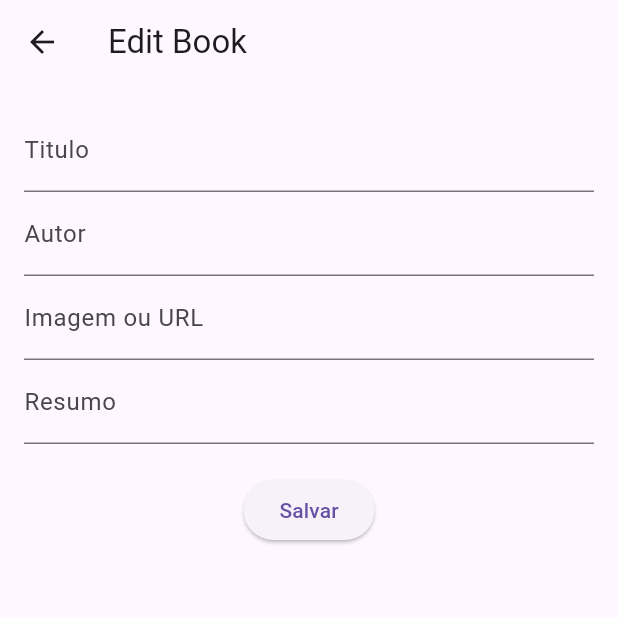
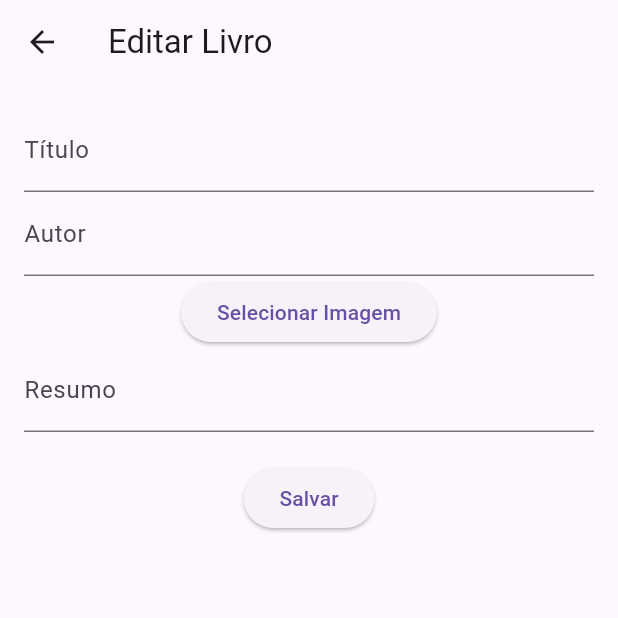
Before and after one commit to srlukk/app2, a Flutter app: the DetailsPage screen opened directly with empty values, after a tap on the "edit" icon, on a phone screen of 412 x 824 dp, the top half of it. Run offline on Flutter 3.47's test engine with Material 3 defaults, Android fonts, the phone set to English and light mode, and no system bars; our stand-ins replace image_picker, sqflite; accounts and stored records are empty.

Commit message:
projeto final

```diff
--- a/lib/details/details_page.dart
+++ b/lib/details/details_page.dart
@@ -8,6 +8,7 @@ class DetailsPage extends StatefulWidget {
   final String image;
   final String resume;
   final VoidCallback onDelete;
+  final Function(String, String, String, String) onEdit;
 
   const DetailsPage({
     super.key,
@@ -16,7 +17,7 @@ class DetailsPage extends StatefulWidget {
     required this.image,
     required this.resume,
     required this.onDelete,
-    required Null Function(dynamic newTitle, dynamic newAuthor, dynamic newImage, dynamic newResume) onEdit,
+    required this.onEdit,
   });
 
   @override
@@ -46,6 +47,9 @@ class _DetailsPageState extends State<DetailsPage> {
       image = newImage;
       resume = newResume;
     });
+
+    // chama a função de edição passada
+    widget.onEdit(newTitle, newAuthor, newImage, newResume);
   }
 
   @override
@@ -56,41 +60,46 @@ class _DetailsPageState extends State<DetailsPage> {
         backgroundColor: Colors.blue[100],
         actions: [
           IconButton(
-            icon: Icon(Icons.edit),
+            icon: const Icon(Icons.edit),
             onPressed: () {
-              // Navega para a página de edição
-              Navigator.of(context).push(
+              //navega para a página de edição
+              Navigator.of(context)
+                  .push(
                 MaterialPageRoute(
                   builder: (context) => EditBookPage(
                     title: title,
                     author: author,
                     image: image,
                     resume: resume,
-                    onEdit: _editBook, // Passa a função de edição
+                    onEdit: _editBook, //passa a função de editar
                   ),
                 ),
-              );
+              )
+                  .then((_) {
+                //atualiza a tela ao voltar, se necessário
+                // Por exemplo, pode-se chamar _loadBooks aqui se estiver na HomePage
+              });
             },
           ),
           IconButton(
-            icon: Icon(Icons.delete),
+            icon: const Icon(Icons.delete),
             onPressed: () {
               // Confirmação para excluir o livro
               showDialog(
                 context: context,
                 builder: (BuildContext context) {
                   return AlertDialog(
-                    title: Text("Excluir Livro"),
-                    content: Text("Deseja excluir o livro?"),
+                    title: const Text("Excluir Livro"),
+                    content: const Text("Deseja excluir o livro?"),
                     actions: [
                       TextButton(
-                        child: Text("Cancelar"),
+                        child: const Text("Cancelar"),
                         onPressed: () {
                           Navigator.of(context).pop(); // Fecha o diálogo
                         },
                       ),
                       TextButton(
-                        child: Text("Sim"),
+                        child: const Text("Sim"),
                         onPressed: () {
                           widget.onDelete(); // Função deletar
                           Navigator.of(context)
@@ -134,41 +143,44 @@ class _DetailsPageState extends State<DetailsPage> {
                             width: 200,
                           ),
               ),
-              SizedBox(height: 10),
+              const SizedBox(height: 10),
               Padding(
-                padding: EdgeInsets.symmetric(horizontal: 50),
+                padding: const EdgeInsets.symmetric(horizontal: 50),
                 child: Text(
                   title,
-                  style: TextStyle(fontSize: 20, fontWeight: FontWeight.w700),
+                  style: const TextStyle(
+                      fontSize: 20, fontWeight: FontWeight.w700),
                   textAlign: TextAlign.center,
                 ),
               ),
-              SizedBox(height: 10),
+              const SizedBox(height: 10),
               Padding(
-                padding: EdgeInsets.symmetric(horizontal: 60),
+                padding: const EdgeInsets.symmetric(horizontal: 60),
                 child: Text(
                   author,
-                  style: TextStyle(fontSize: 15, fontWeight: FontWeight.w400),
+                  style: const TextStyle(
+                      fontSize: 15, fontWeight: FontWeight.w400),
                   maxLines: 1,
                   textAlign: TextAlign.center,
                 ),
               ),
-              SizedBox(height: 10),
+              const SizedBox(height: 10),
               Padding(
-                padding: EdgeInsets.symmetric(horizontal: 50),
+                padding: const EdgeInsets.symmetric(horizontal: 50),
                 child: Text(
                   'Resumo:',
-                  style: TextStyle(fontSize: 22, fontWeight: FontWeight.w700),
+                  style: const TextStyle(
+                      fontSize: 22, fontWeight: FontWeight.w700),
                 ),
               ),
-              SizedBox(height: 10),
+              const SizedBox(height: 10),
               Padding(
-                padding: EdgeInsets.symmetric(horizontal: 16),
+                padding: const EdgeInsets.symmetric(horizontal: 16),
                 child: Container(
                   width: double.infinity,
                   child: Text(
                     resume,
-                    style: TextStyle(fontSize: 18),
+                    style: const TextStyle(fontSize: 18),
                     textAlign: TextAlign.center,
                   ),
                 ),
--- a/lib/edit/edit_book/edit_book_page.dart
+++ b/lib/edit/edit_book/edit_book_page.dart
@@ -1,4 +1,7 @@
+import 'dart:io';
+
 import 'package:flutter/material.dart';
+import 'package:image_picker/image_picker.dart';
 
 class EditBookPage extends StatefulWidget {
   final String title;
@@ -26,6 +29,9 @@ class _EditBookPageState extends State<EditBookPage> {
   final TextEditingController imageController = TextEditingController();
   final TextEditingController resumeController = TextEditingController();
 
+  final ImagePicker _picker = ImagePicker(); // Instância do ImagePicker
+  File? _selectedImage; // Para armazenar a imagem selecionada
+
   @override
   void initState() {
     super.initState();
@@ -35,11 +41,22 @@ class _EditBookPageState extends State<EditBookPage> {
     resumeController.text = widget.resume;
   }
 
+  Future<void> _pickImage() async {
+    final pickedFile = await _picker.pickImage(source: ImageSource.gallery);
+    if (pickedFile != null) {
+      setState(() {
+        _selectedImage = File(pickedFile.path); // Armazena a imagem selecionada
+        imageController.text =
+            pickedFile.path; // Atualiza o controlador de texto
+      });
+    }
+  }
+
   @override
   Widget build(BuildContext context) {
     return Scaffold(
       appBar: AppBar(
-        title: const Text('Edit Book'),
+        title: const Text('Editar Livro'),
       ),
       body: Padding(
         padding: const EdgeInsets.all(16.0),
@@ -47,16 +64,23 @@ class _EditBookPageState extends State<EditBookPage> {
           children: [
             TextField(
               controller: titleController,
-              decoration: const InputDecoration(labelText: 'Titulo'),
+              decoration: const InputDecoration(labelText: 'Título'),
             ),
             TextField(
               controller: authorController,
               decoration: const InputDecoration(labelText: 'Autor'),
             ),
-            TextField(
-              controller: imageController,
-              decoration: const InputDecoration(labelText: 'Imagem ou URL'),
+            ElevatedButton(
+              onPressed: _pickImage, // Chama o método para selecionar imagem
+              child: const Text('Selecionar Imagem'),
             ),
+            if (_selectedImage != null) // Exibe a imagem selecionada
+              Image.file(
+                _selectedImage!,
+                height: 100,
+                width: 100,
+                fit: BoxFit.cover,
+              ),
             TextField(
               controller: resumeController,
               decoration: const InputDecoration(labelText: 'Resumo'),
@@ -64,13 +88,15 @@ class _EditBookPageState extends State<EditBookPage> {
             const SizedBox(height: 20),
             ElevatedButton(
               onPressed: () {
+                // Chama a função de edição
                 widget.onEdit(
                   titleController.text,
                   authorController.text,
                   imageController.text,
                   resumeController.text,
                 );
-                Navigator.of(context).pop(); // Volta para detalhes
+                // Volta para a tela anterior
+                Navigator.of(context).pop();
               },
               child: const Text('Salvar'),
             ),
```
Also changed, not shown: lib/home/home_page.dart (+15 -13 lines).
